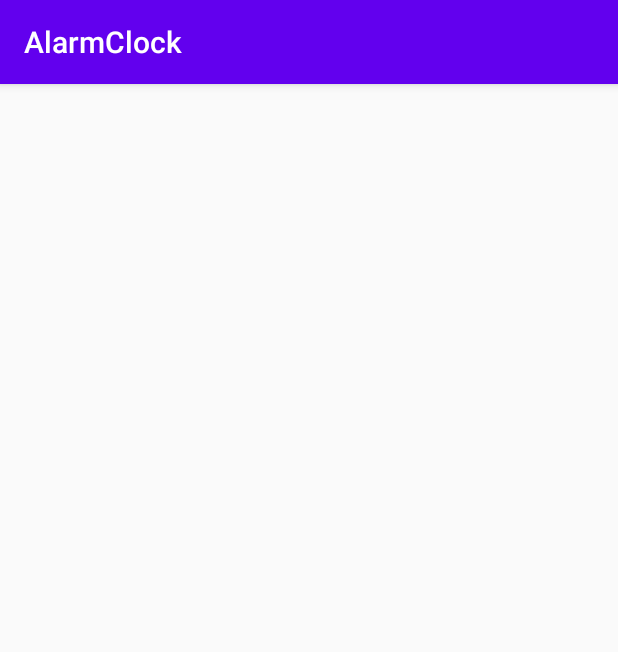
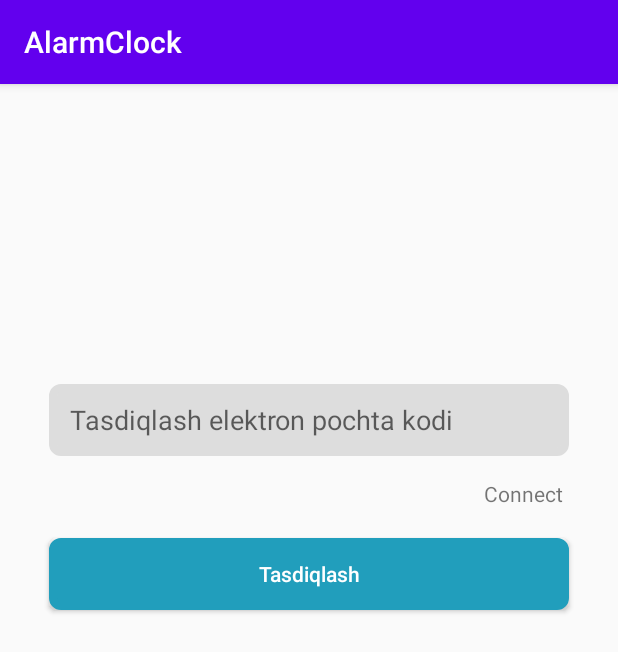
Before and after one commit to To-Rex/Clock-App, an Android app: the VerifyPage screen opened directly, with no data from a screen before it, on a phone screen of 412 x 824 dp. Shown: the top 652 px of the screen. Run offline under Robolectric (Android 15) with nearby library versions, the phone set to English and light mode, and no system bars.

Commit message:
Calc Application Application

```diff
--- a/app/src/main/res/layout/activity_register_page.xml
+++ b/app/src/main/res/layout/activity_register_page.xml
@@ -70,14 +70,15 @@
 
     <Button
         android:id="@+id/btnRegOk"
-        android:textAppearance="@style/TextAppearance.AppCompat.Body2"
         android:layout_width="0dp"
         android:layout_height="48dp"
-        android:layout_marginTop="25dp"
+        android:layout_marginTop="24dp"
         android:background="@drawable/button_fon"
         android:text="@string/ro_yxatdan_o_tish"
+        android:textAppearance="@style/TextAppearance.AppCompat.Body2"
         android:textColor="@color/white"
         app:layout_constraintEnd_toStartOf="@+id/guideline6"
+        app:layout_constraintHorizontal_bias="0.0"
         app:layout_constraintStart_toStartOf="@+id/guideline5"
         app:layout_constraintTop_toBottomOf="@+id/ediRegRePas" />
 
--- a/app/src/main/res/layout/activity_verify_page.xml
+++ b/app/src/main/res/layout/activity_verify_page.xml
@@ -6,4 +6,56 @@
     android:layout_height="match_parent"
     tools:context=".VerifyPage">
 
+    <EditText
+        android:id="@+id/editTextPhone"
+        android:layout_width="0dp"
+        android:layout_height="48dp"
+        android:background="@drawable/edit_text"
+        android:layout_marginTop="200dp"
+        android:ems="10"
+        android:paddingStart="14dp"
+        android:paddingEnd="14dp"
+        android:hint="@string/tasdiqlash_elektron_pochta_kodi"
+        android:inputType="phone"
+        app:layout_constraintEnd_toStartOf="@+id/guideline9"
+        app:layout_constraintStart_toStartOf="@+id/guideline8"
+        app:layout_constraintTop_toTopOf="parent"
+        tools:ignore="Autofill,LabelFor" />
+
+    <androidx.constraintlayout.widget.Guideline
+        android:id="@+id/guideline8"
+        android:layout_width="wrap_content"
+        android:layout_height="wrap_content"
+        android:orientation="vertical"
+        app:layout_constraintGuide_percent="0.08"/>
+
+    <androidx.constraintlayout.widget.Guideline
+        android:id="@+id/guideline9"
+        android:layout_width="wrap_content"
+        android:layout_height="wrap_content"
+        android:orientation="vertical"
+        app:layout_constraintGuide_percent="0.92"/>
+
+    <TextView
+        android:id="@+id/textView"
+        android:layout_width="wrap_content"
+        android:layout_height="wrap_content"
+        android:layout_marginTop="15dp"
+        android:layout_marginEnd="4dp"
+        android:text="@string/connect"
+        app:layout_constraintEnd_toStartOf="@+id/guideline9"
+        app:layout_constraintTop_toBottomOf="@+id/editTextPhone" />
+
+    <Button
+        android:id="@+id/button"
+        android:layout_width="0dp"
+        android:layout_height="48dp"
+        android:layout_marginTop="20dp"
+        android:textColor="@color/white"
+        android:background="@drawable/button_fon"
+        android:textAppearance="@style/TextAppearance.AppCompat.Body2"
+        android:text="@string/tasdiqlash"
+        app:layout_constraintEnd_toStartOf="@+id/guideline9"
+        app:layout_constraintStart_toStartOf="@+id/guideline8"
+        app:layout_constraintTop_toBottomOf="@+id/textView" />
 </androidx.constraintlayout.widget.ConstraintLayout>
--- a/app/src/main/res/values/strings.xml
+++ b/app/src/main/res/values/strings.xml
@@ -8,4 +8,7 @@
     <string name="hisobingiz_yo_qmi">Hisobingiz Yo`qmi?</string>
     <string name="parolni_qaytadan_kiriting">Parolni qaytadan kiriting</string>
     <string name="hisobingiz_bormi">Hisobingiz bormi?</string>
+    <string name="connect">Connect</string>
+    <string name="tasdiqlash">Tasdiqlash</string>
+    <string name="tasdiqlash_elektron_pochta_kodi">Tasdiqlash elektron pochta kodi</string>
 </resources>
```
